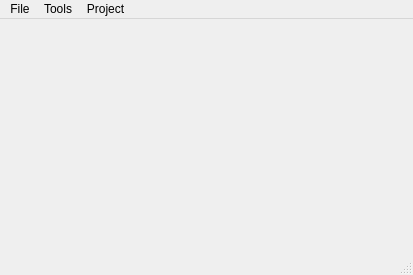
This is ui_design/mainwind.ui in HYOJAE15/autolabel as Qt 5 draws it before an edit. The edited form follows.
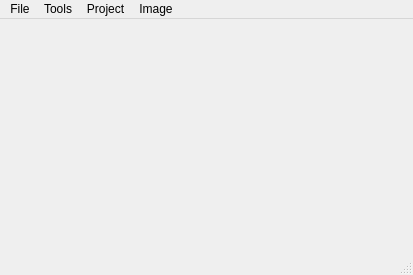
This is the edited form.

Diff of the .ui file:
```diff
--- a/ui_design/mainwind.ui
+++ b/ui_design/mainwind.ui
@@ -49,10 +49,18 @@
     <property name="title">
      <string>Project</string>
     </property>
+    <addaction name="actionFolder_2"/>
+   </widget>
+   <widget class="QMenu" name="menuImage">
+    <property name="title">
+     <string>Image</string>
+    </property>
+    <addaction name="actionOpen_2"/>
    </widget>
    <addaction name="menufile"/>
    <addaction name="menuTools"/>
    <addaction name="menuProject"/>
+   <addaction name="menuImage"/>
   </widget>
   <widget class="QStatusBar" name="statusbar"/>
   <action name="actionOpen">
```
Left out of the diff: 10 changed lines with no effect on the pictures.
